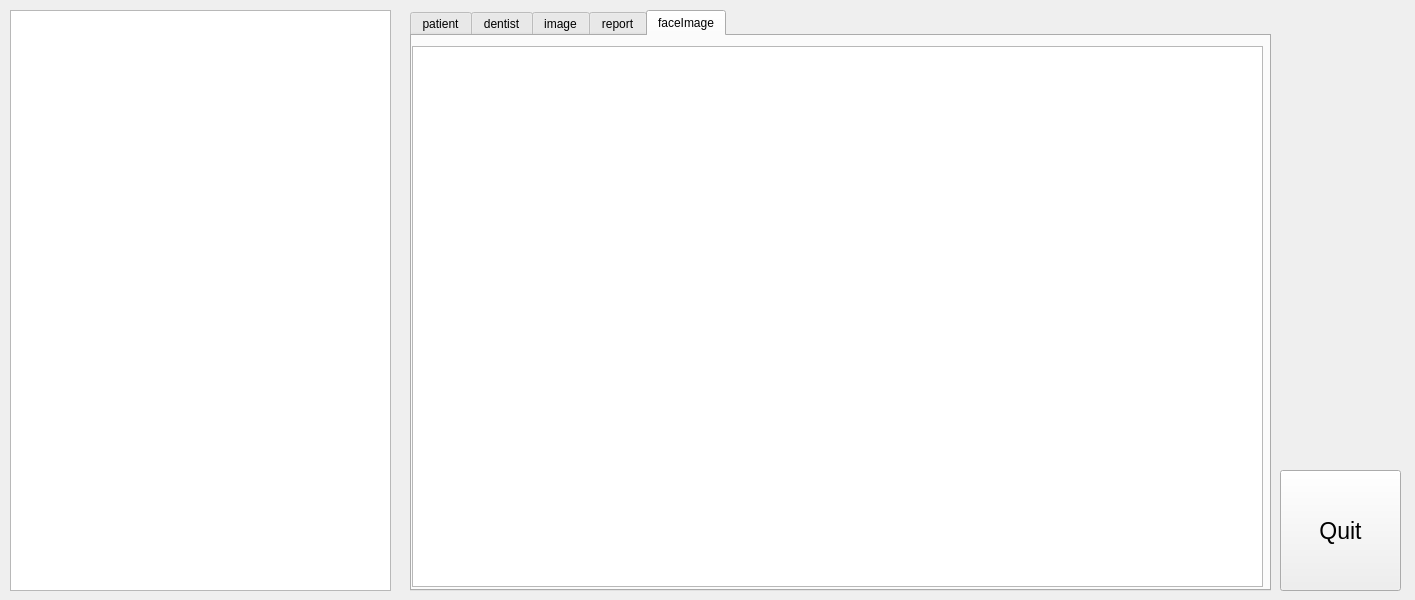
Old version of the form main_server/MainServer/mainserver.ui in the repository KimYooseon/FinalProject.
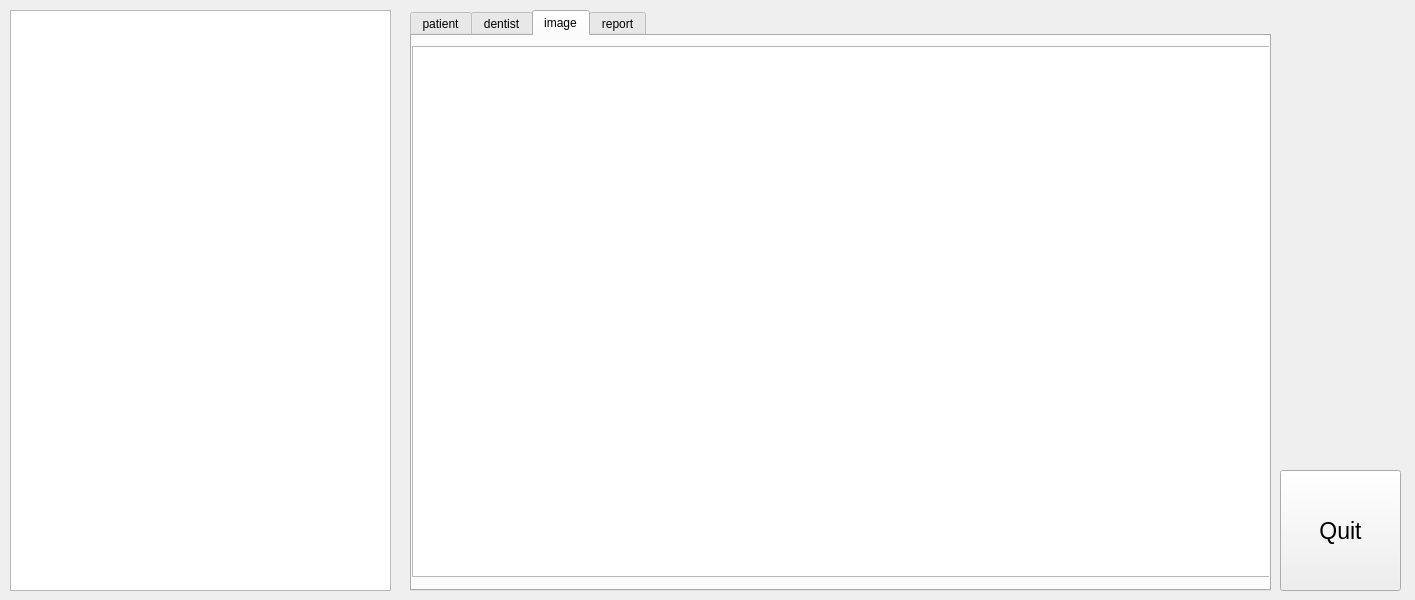
New version of the form.

Commit message: delete images together when delete patient info

Patch:
```diff
--- a/main_server/MainServer/mainserver.ui
+++ b/main_server/MainServer/mainserver.ui
@@ -33,7 +33,7 @@
     </rect>
    </property>
    <property name="currentIndex">
-    <number>4</number>
+    <number>2</number>
    </property>
    <widget class="QWidget" name="patient">
     <attribute name="title">
@@ -95,21 +95,6 @@
      </property>
     </widget>
    </widget>
-   <widget class="QWidget" name="faceImage">
-    <attribute name="title">
-     <string>faceImage</string>
-    </attribute>
-    <widget class="QTableView" name="faceImageTableView">
-     <property name="geometry">
-      <rect>
-       <x>0</x>
-       <y>10</y>
-       <width>851</width>
-       <height>541</height>
-      </rect>
-     </property>
-    </widget>
-   </widget>
   </widget>
   <widget class="QPushButton" name="quitPushButton">
    <property name="geometry">
```
The commit also changes 8 other files.
